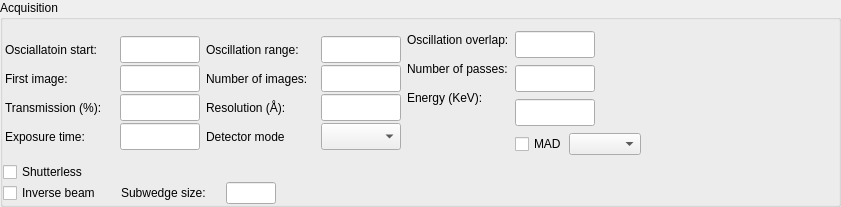
Old version of the form Bricks/widgets/ui_files/Qt4_acquisition_widget_horizontal_layout.ui in the repository mxcube/mxcubeqt.
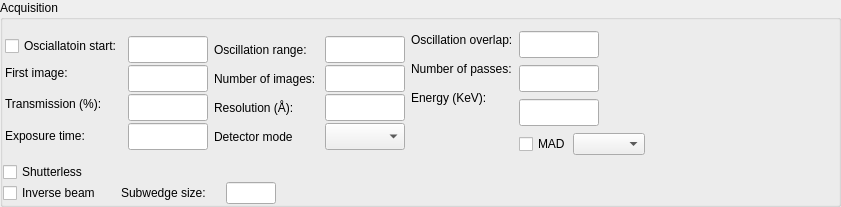
New version of the form.

Patch:
```diff
--- a/Bricks/widgets/ui_files/Qt4_acquisition_widget_horizontal_layout.ui
+++ b/Bricks/widgets/ui_files/Qt4_acquisition_widget_horizontal_layout.ui
@@ -65,7 +65,7 @@
                <number>2</number>
               </property>
               <item>
-               <widget class="QLabel" name="osc_start_label">
+               <widget class="QCheckBox" name="osc_start_cbox">
                 <property name="text">
                  <string>Osciallatoin start:</string>
                 </property>
```
